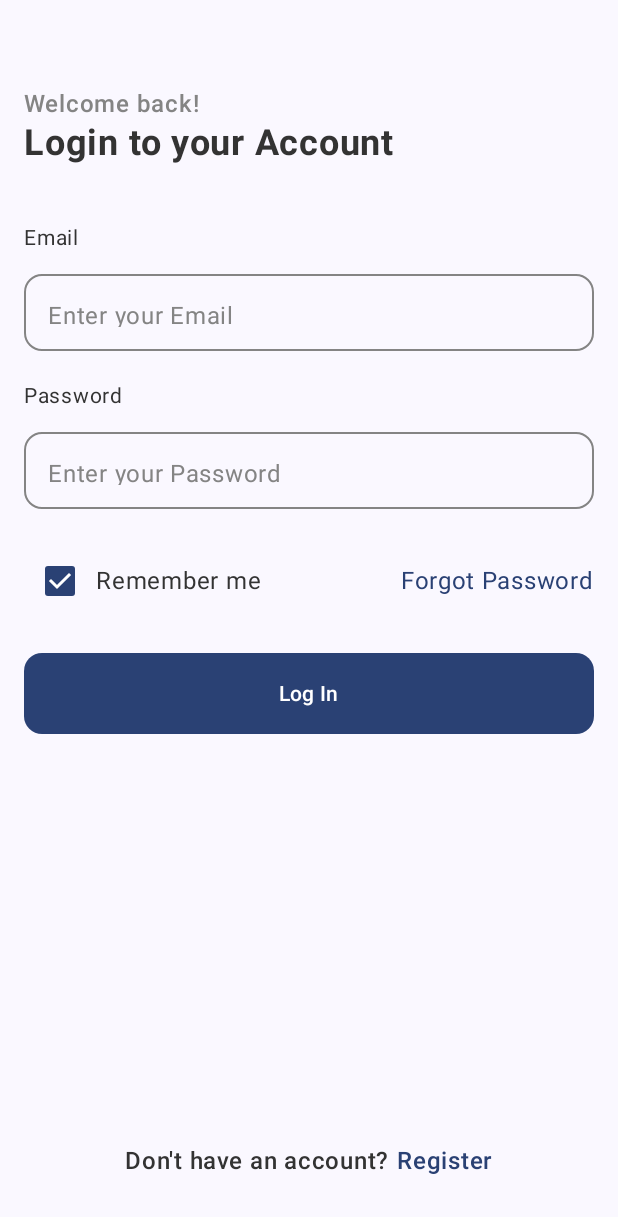
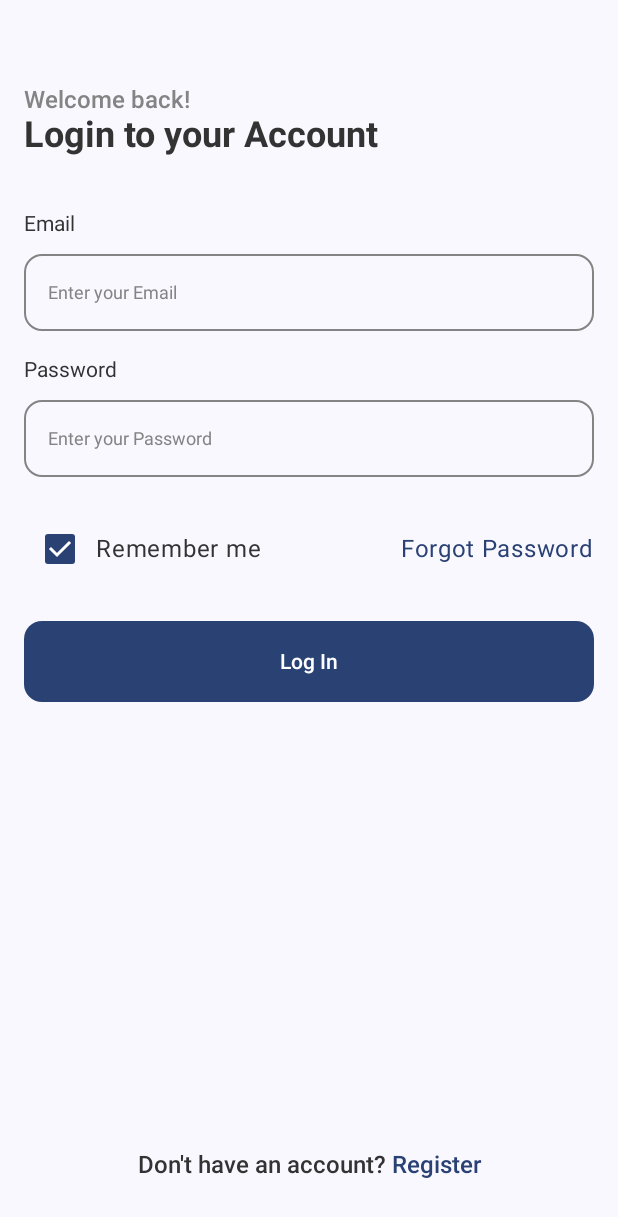
Before and after one commit to hubertstruminski/PillReminder, an Android app built with Jetpack Compose: the screen it shows after launch (MainActivity), on a phone screen of 412 x 824 dp. Shown: the top 1217 px of the screen. Run offline under Robolectric (Android 15) with nearby library versions, the phone set to English and light mode, and no system bars; our stand-ins replace accompanist.

Commit message:
added OuterInput component and string resources

```diff
--- /dev/null
+++ b/app/src/main/java/com/example/pillreminder/presentation/components/OuterInput.kt
@@ -0,0 +1,64 @@
+package com.example.pillreminder.presentation.components
+
+import androidx.compose.foundation.border
+import androidx.compose.foundation.layout.fillMaxWidth
+import androidx.compose.foundation.layout.height
+import androidx.compose.foundation.layout.padding
+import androidx.compose.foundation.shape.RoundedCornerShape
+import androidx.compose.material3.ExperimentalMaterial3Api
+import androidx.compose.material3.MaterialTheme
+import androidx.compose.material3.Text
+import androidx.compose.material3.TextField
+import androidx.compose.material3.TextFieldDefaults
+import androidx.compose.runtime.Composable
+import androidx.compose.ui.Modifier
+import androidx.compose.ui.graphics.Color
+import androidx.compose.ui.text.TextStyle
+import androidx.compose.ui.unit.dp
+import com.example.pillreminder.ui.theme.CustomColors
+import com.example.pillreminder.ui.theme.Typography
+
+@OptIn(ExperimentalMaterial3Api::class)
+@Composable
+fun OuterInput(
+    title: String,
+    titleModifier: Modifier = Modifier,
+    textFieldModifier: Modifier = Modifier,
+    titleStyle: TextStyle = Typography.current.regular14,
+    titleColor: Color = CustomColors.current.mediumBlack,
+    placeholder: String,
+    value: String,
+    onValueChange: (String) -> Unit
+) {
+    Text(
+        text = title,
+        modifier = titleModifier
+            .padding(bottom = 12.dp),
+        style = titleStyle,
+        color = titleColor,
+    )
+    TextField(
+        modifier = textFieldModifier
+            .fillMaxWidth()
+            .height(51.dp)
+            .border(
+                width = 1.dp,
+                color = CustomColors.current.lightGray,
+                shape = RoundedCornerShape(12.dp)
+            ),
+        shape = RoundedCornerShape(12.dp),
+        placeholder = {
+            Text(
+                text = placeholder,
+                style = Typography.current.regular12,
+                color = CustomColors.current.lightGray
+            )},
+        colors = TextFieldDefaults.textFieldColors(
+            containerColor = MaterialTheme.colorScheme.background,
+            unfocusedIndicatorColor = Color.Transparent,
+            placeholderColor = CustomColors.current.lightGray,
+        ),
+        value = value,
+        onValueChange = onValueChange,
+    )
+}
--- a/app/src/main/java/com/example/pillreminder/presentation/screens/authorization/LoginScreen.kt
+++ b/app/src/main/java/com/example/pillreminder/presentation/screens/authorization/LoginScreen.kt
@@ -28,12 +28,14 @@ import androidx.compose.runtime.setValue
 import androidx.compose.ui.Alignment
 import androidx.compose.ui.Modifier
 import androidx.compose.ui.graphics.Color
-import androidx.compose.ui.text.font.FontWeight
+import androidx.compose.ui.res.stringResource
 import androidx.compose.ui.tooling.preview.Preview
 import androidx.compose.ui.unit.dp
-import androidx.compose.ui.unit.sp
+import com.example.pillreminder.R
+import com.example.pillreminder.presentation.components.OuterInput
 import com.example.pillreminder.ui.theme.CustomColors
 import com.example.pillreminder.ui.theme.PillReminderTheme
+import com.example.pillreminder.ui.theme.Typography
 import com.google.accompanist.systemuicontroller.rememberSystemUiController
 
 @OptIn(ExperimentalMaterial3Api::class)
@@ -44,89 +46,40 @@ fun LoginScreen() {
     var email by remember { mutableStateOf("") }
     var password by remember { mutableStateOf("") }
 
-    Scaffold {
+    Scaffold { paddingValues ->
         Column(
             modifier = Modifier
                 .fillMaxSize()
                 .background(color = MaterialTheme.colorScheme.background)
-                .padding(top = it.calculateTopPadding())
+                .padding(top = paddingValues.calculateTopPadding())
                 .padding(horizontal = 16.dp),
             verticalArrangement = Arrangement.SpaceBetween,
         ) {
-            Column {
+            Column(modifier = Modifier.padding(top = 57.dp)) {
                 Text(
-                    modifier = Modifier
-                        .padding(top = 57.dp),
-                    text = "Welcome back!",
-                    fontSize = 16.sp,
-                    fontWeight = FontWeight.Medium,
+                    text = stringResource(R.string.welcome_back),
+                    style = Typography.current.medium16,
                     color = CustomColors.current.lightGray,
                 )
                 Text(
-                    text = "Login to your Account",
-                    fontSize = 24.sp,
-                    fontWeight = FontWeight.Bold,
+                    text = stringResource(R.string.auth_title),
+                    style = Typography.current.bold24,
                     color = CustomColors.current.mediumBlack
                 )
-
-                // Email input
-                Text(
-                    text = "Email",
-                    modifier = Modifier
-                        .padding(top = 37.dp)
-                        .padding(bottom = 12.dp),
-                    fontSize = 14.sp,
-                    fontWeight = FontWeight.Normal,
-                    color = CustomColors.current.mediumBlack
-                )
-                TextField(
-                    modifier = Modifier
-                        .fillMaxWidth()
-                        .height(51.dp)
-                        .border(
-                            width = 1.dp,
-                            color = CustomColors.current.lightGray,
-                            shape = RoundedCornerShape(12.dp)
-                        ),
-                    shape = RoundedCornerShape(12.dp),
-                    placeholder = { Text(text = "Enter your Email")},
-                    colors = TextFieldDefaults.textFieldColors(
-                        containerColor = MaterialTheme.colorScheme.background,
-                        unfocusedIndicatorColor = Color.Transparent,
-                        placeholderColor = CustomColors.current.lightGray,
-                    ),
+                OuterInput(
+                    titleModifier = Modifier.padding(top = 37.dp),
+                    title = stringResource(R.string.email),
+                    placeholder = stringResource(R.string.enter_your_email),
                     value = email,
                     onValueChange = { email = it }
                 )
-                // Password input
-                Text(
-                    text = "Password",
-                    modifier = Modifier
-                        .padding(top = 18.dp)
-                        .padding(bottom = 12.dp),
-                    fontSize = 14.sp,
-                    fontWeight = FontWeight.Normal,
-                    color = CustomColors.current.mediumBlack
-                )
-                TextField(
-                    modifier = Modifier
-                        .fillMaxWidth()
-                        .height(51.dp)
-                        .border(
-                            width = 1.dp,
-                            color = CustomColors.current.lightGray,
-                            shape = RoundedCornerShape(12.dp)
-                        ),
-                    shape = RoundedCornerShape(12.dp),
-                    placeholder = { Text(text = "Enter your Password")},
-                    colors = TextFieldDefaults.textFieldColors(
-                        containerColor = MaterialTheme.colorScheme.background,
-                        unfocusedIndicatorColor = Color.Transparent,
-                        placeholderColor = CustomColors.current.lightGray,
-                    ),
+                OuterInput(
+                    titleModifier = Modifier.padding(top = 18.dp),
+                    title = stringResource(R.string.password),
+                    placeholder = stringResource(R.string.enter_your_password),
                     value = password,
-                    onValueChange = { password = it }
-                )
+                    onValueChange = { password = it })
+
                 Row(
                     modifier = Modifier
                         .fillMaxWidth()
@@ -144,9 +97,9 @@ fun LoginScreen() {
                                 checkedColor = MaterialTheme.colorScheme.primary,
                             )
                         )
-                        Text(text = "Remember me", color = CustomColors.current.mediumBlack)
+                        Text(text = stringResource(R.string.remember_me), color = CustomColors.current.mediumBlack)
                     }
-                    Text(text = "Forgot Password", color = MaterialTheme.colorScheme.primary)
+                    Text(text = stringResource(R.string.forgot_password), color = MaterialTheme.colorScheme.primary)
                 }
                 Button(
                     modifier = Modifier
@@ -155,9 +108,8 @@ fun LoginScreen() {
                     shape = RoundedCornerShape(12.dp),
                     content = {
                         Text(
-                            text = "Log In",
-                            fontSize = 14.sp,
-                            fontWeight = FontWeight.SemiBold,
+                            text = stringResource(R.string.log_in),
+                            style = Typography.current.semiBold14,
                             color = Color.White
                         ) },
                     onClick = { /*TODO*/ }
@@ -170,15 +122,13 @@ fun LoginScreen() {
                 horizontalArrangement = Arrangement.Center,
             ) {
                 Text(
-                    text = "Don't have an account? ",
-                    fontSize = 16.sp,
-                    fontWeight = FontWeight.Medium,
+                    text = stringResource(R.string.don_t_have_an_account),
+                    style = Typography.current.medium16,
                     color = CustomColors.current.mediumBlack
                 )
                 Text(
-                    text = "Register",
-                    fontSize = 16.sp,
-                    fontWeight = FontWeight.SemiBold,
+                    text = stringResource(R.string.register),
+                    style = Typography.current.semiBold16,
                     color = MaterialTheme.colorScheme.primary
                 )
             }
--- a/app/src/main/java/com/example/pillreminder/ui/theme/Theme.kt
+++ b/app/src/main/java/com/example/pillreminder/ui/theme/Theme.kt
@@ -42,10 +42,12 @@ fun PillReminderTheme(
         if (darkTheme) DarkCustomColorsPalette
         else LightCustomColorsPalette
 
-    CompositionLocalProvider(CustomColors provides customColorsPalette) {
+    CompositionLocalProvider(
+        Typography provides customReplacementTypography,
+        CustomColors provides customColorsPalette
+    ) {
         MaterialTheme(
             colorScheme = colorScheme,
-            typography = Typography,
             content = content
         )
     }
--- a/app/src/main/java/com/example/pillreminder/ui/theme/Type.kt
+++ b/app/src/main/java/com/example/pillreminder/ui/theme/Type.kt
@@ -1,25 +1,55 @@
 package com.example.pillreminder.ui.theme
 
-import androidx.compose.material3.Typography
+import android.annotation.SuppressLint
+import androidx.compose.runtime.Immutable
+import androidx.compose.runtime.staticCompositionLocalOf
 import androidx.compose.ui.text.TextStyle
 import androidx.compose.ui.text.font.FontFamily
 import androidx.compose.ui.text.font.FontWeight
 import androidx.compose.ui.unit.sp
 
-val Typography = Typography(
-    titleSmall = TextStyle(
+@Immutable
+data class ReplacementTypography(
+    val medium16: TextStyle,
+    val bold24: TextStyle,
+    val regular14: TextStyle,
+    val semiBold14: TextStyle,
+    val semiBold16: TextStyle,
+    val regular12: TextStyle,
+)
+
+val customReplacementTypography = ReplacementTypography(
+    medium16 = TextStyle(
         fontFamily = FontFamily.Default,
         fontWeight = FontWeight.Medium,
         fontSize = 16.sp,
     ),
-    titleMedium = TextStyle(
+    bold24 = TextStyle(
         fontFamily = FontFamily.Default,
         fontWeight = FontWeight.Bold,
         fontSize = 24.sp,
     ),
-    labelSmall = TextStyle(
+    regular14 = TextStyle(
         fontFamily = FontFamily.Default,
         fontWeight = FontWeight.Normal,
         fontSize = 14.sp
+    ),
+    semiBold14 = TextStyle(
+        fontFamily = FontFamily.Default,
+        fontWeight = FontWeight.SemiBold,
+        fontSize = 14.sp,
+    ),
+    semiBold16 = TextStyle(
+        fontFamily = FontFamily.Default,
+        fontWeight = FontWeight.SemiBold,
+        fontSize = 16.sp,
+    ),
+    regular12 = TextStyle(
+        fontFamily = FontFamily.Default,
+        fontWeight = FontWeight.Normal,
+        fontSize = 12.sp
     )
 )
+
+@SuppressLint("CompositionLocalNaming")
+val Typography = staticCompositionLocalOf { customReplacementTypography }
--- a/app/src/main/res/values/strings.xml
+++ b/app/src/main/res/values/strings.xml
@@ -1,3 +1,14 @@
 <resources>
     <string name="app_name">Pill Reminder</string>
+    <string name="welcome_back">Welcome back!</string>
+    <string name="auth_title">Login to your Account</string>
+    <string name="email">Email</string>
+    <string name="enter_your_email">Enter your Email</string>
+    <string name="password">Password</string>
+    <string name="enter_your_password">Enter your Password</string>
+    <string name="remember_me">Remember me</string>
+    <string name="forgot_password">Forgot Password</string>
+    <string name="log_in">Log In</string>
+    <string name="don_t_have_an_account">"Don't have an account? "</string>
+    <string name="register">Register</string>
 </resources>
```
